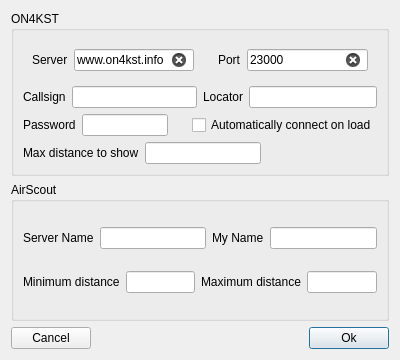
The window that mqt/MqtKSTClient/kstconfigure.ui (Rsclub22/Minos2-Mirror) describes before a commit, drawn with Qt 5.
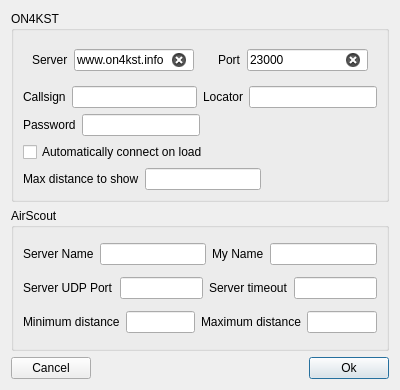
The same window after the commit.

Commit message: configure port and timeout

What changed in the file:
```diff
--- a/mqt/MqtKSTClient/kstconfigure.ui
+++ b/mqt/MqtKSTClient/kstconfigure.ui
@@ -7,7 +7,7 @@
     <x>0</x>
     <y>0</y>
     <width>400</width>
-    <height>360</height>
+    <height>390</height>
    </rect>
   </property>
   <property name="windowTitle">
@@ -139,6 +139,10 @@
           </property>
          </spacer>
         </item>
+       </layout>
+      </item>
+      <item>
+       <layout class="QHBoxLayout" name="horizontalLayout_11">
         <item>
          <widget class="QCheckBox" name="autoConnect">
           <property name="text">
@@ -146,6 +150,19 @@
           </property>
          </widget>
         </item>
+        <item>
+         <spacer name="horizontalSpacer_2">
+          <property name="orientation">
+           <enum>Qt::Horizontal</enum>
+          </property>
+          <property name="sizeHint" stdset="0">
+           <size>
+            <width>40</width>
+            <height>20</height>
+           </size>
+          </property>
+         </spacer>
+        </item>
        </layout>
       </item>
       <item>
@@ -228,6 +245,38 @@
         </item>
        </layout>
       </item>
+      <item>
+       <layout class="QHBoxLayout" name="horizontalLayout_20">
+        <item>
+         <layout class="QHBoxLayout" name="horizontalLayout_19">
+          <item>
+           <widget class="QLabel" name="label_7">
+            <property name="text">
+             <string>Server UDP Port</string>
+            </property>
+           </widget>
+          </item>
+          <item>
+           <widget class="QLineEdit" name="ASPort"/>
+          </item>
+         </layout>
+        </item>
+        <item>
+         <layout class="QHBoxLayout" name="horizontalLayout_18">
+          <item>
+           <widget class="QLabel" name="label_12">
+            <property name="text">
+             <string>Server timeout</string>
+            </property>
+           </widget>
+          </item>
+          <item>
+           <widget class="QLineEdit" name="ASTimeout"/>
+          </item>
+         </layout>
+        </item>
+       </layout>
+      </item>
       <item>
        <layout class="QHBoxLayout" name="horizontalLayout_17">
         <item>
```
The commit also changes 2 other files.
